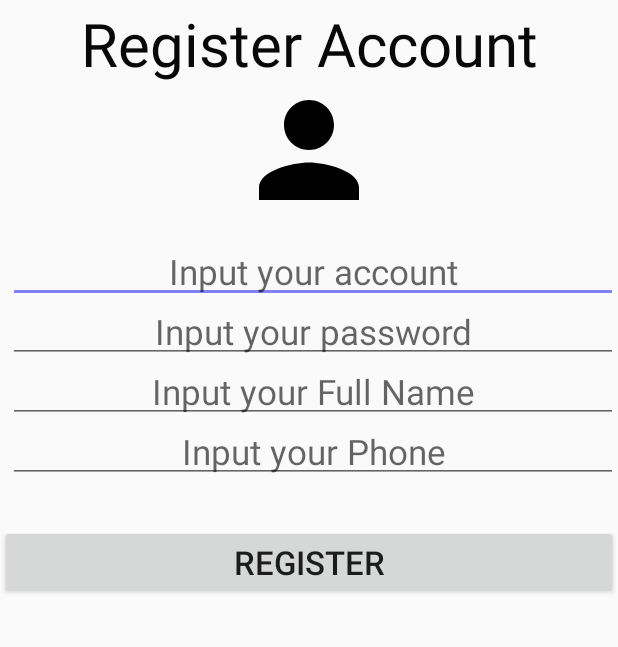
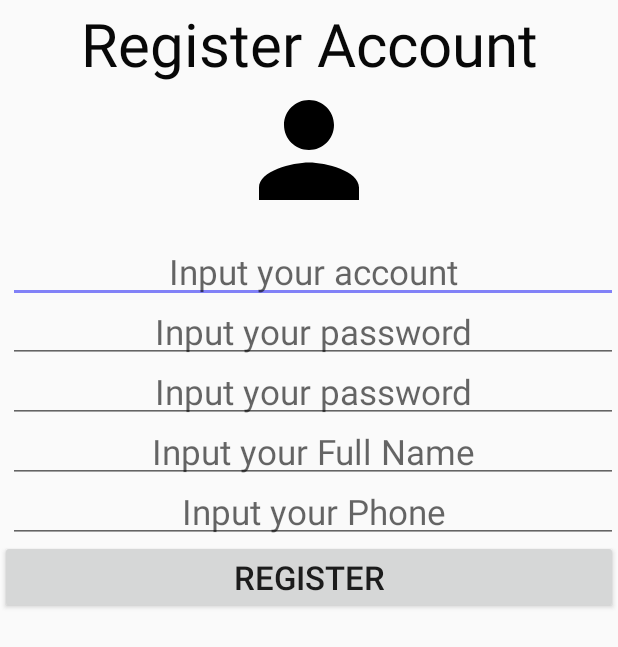
Before and after one commit to kienthuan96/TraSua, an Android app: the RegisterActivity screen opened directly, with no data from a screen before it, on a phone screen of 412 x 824 dp. Shown: the top 647 px of the screen. Run offline under Robolectric (Android 15) with nearby library versions, the phone set to English and light mode, and no system bars; our stand-ins replace Firebase (no records; nobody signed in at launch, a user with empty details on screens opened directly).

```diff
--- a/app/build.gradle
+++ b/app/build.gradle
@@ -22,6 +22,7 @@ dependencies {
     implementation fileTree(dir: 'libs', include: ['*.jar'])
     implementation 'com.android.support:appcompat-v7:27.1.1'
     implementation 'com.android.support.constraint:constraint-layout:1.1.0'
+    implementation 'com.android.support:design:27.1.1'
     testImplementation 'junit:junit:4.12'
     androidTestImplementation 'com.android.support.test:runner:1.0.2'
     androidTestImplementation 'com.android.support.test.espresso:espresso-core:3.0.2'
--- a/app/src/main/java/com/example/thuan/thuctap/Activity/LoginActivity.java
+++ b/app/src/main/java/com/example/thuan/thuctap/Activity/LoginActivity.java
@@ -56,4 +56,5 @@ public class LoginActivity extends AppCompatActivity {
         startActivity(intent);
     }
 
+
 }
--- a/app/src/main/res/layout/activity_register.xml
+++ b/app/src/main/res/layout/activity_register.xml
@@ -51,25 +51,40 @@
         android:textColor="#212121"
         android:textSize="23sp" />
     <EditText
+        android:id="@+id/edtRePassword_register"
+        android:layout_width="fill_parent"
+        android:layout_height="wrap_content"
+        android:layout_marginLeft="5dp"
+        android:layout_marginTop="240dp"
+        android:gravity="center"
+        android:hint="Input your password"
+        android:inputType="textPassword"
+        android:padding="5dp"
+        android:singleLine="true"
+        android:textColor="#212121"
+        android:textSize="23sp" />
+    <EditText
+        android:inputType="text"
         android:singleLine="true"
         android:gravity="center"
         android:id="@+id/edtFullName_register"
         android:layout_width="fill_parent"
         android:layout_height="wrap_content"
         android:layout_marginLeft="5dp"
-        android:layout_marginTop="240dp"
+        android:layout_marginTop="280dp"
         android:hint="Input your Full Name"
         android:padding="5dp"
         android:textColor="#212121"
         android:textSize="23sp" />
     <EditText
+        android:inputType="number"
         android:singleLine="true"
         android:gravity="center"
         android:id="@+id/edtPhone_register"
         android:layout_width="fill_parent"
         android:layout_height="wrap_content"
         android:layout_marginLeft="5dp"
-        android:layout_marginTop="280dp"
+        android:layout_marginTop="320dp"
         android:hint="Input your Phone"
         android:padding="5dp"
         android:textColor="#212121"
@@ -79,7 +94,7 @@
         android:layout_width="fill_parent"
         android:layout_height="wrap_content"
         android:layout_marginBottom="24dp"
-        android:layout_marginTop="350dp"
+        android:layout_marginTop="360dp"
         android:padding="10dp"
         android:text="Register"
         android:textSize="22sp" />
```
Also changed, not shown: app/src/main/AndroidManifest.xml (+9 -2 lines), app/src/main/java/com/example/thuan/thuctap/Activity/RegisterActivity.java (+111 -1 lines), app/src/main/res/values/strings.xml (+14 -0 lines).
